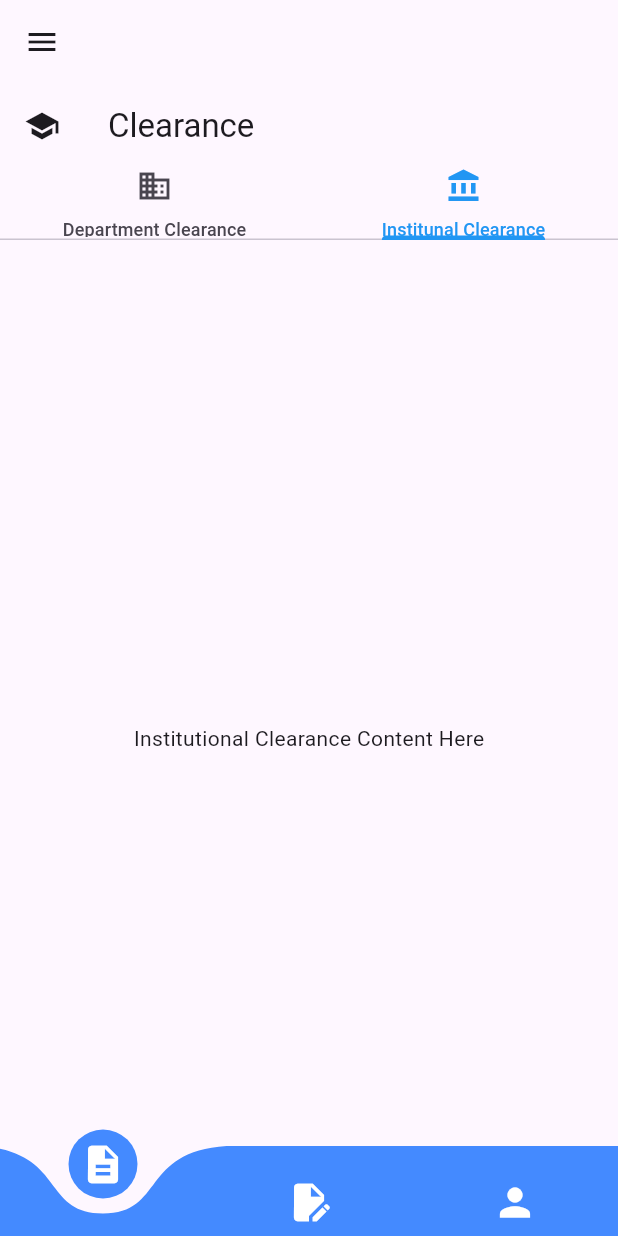
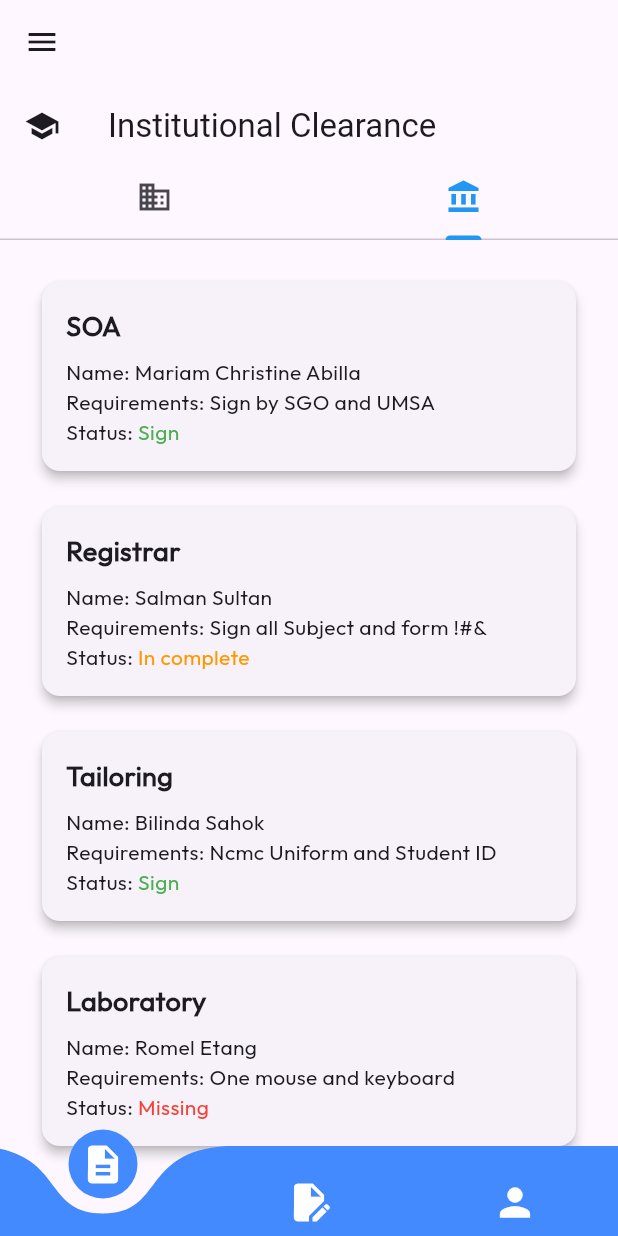
Before and after one commit to anthonyc-dev/ASCS-Flutter-Client-side-, a Flutter app: the HomeScreen screen opened by its route, tab 2 chosen, on a phone screen of 412 x 824 dp. Run offline on Flutter 3.47's test engine with Material 3 defaults, Android fonts, the light colour scheme and no system bars; drawn by our look-alikes of curved_navigation_bar; our stand-ins replace flutter_dotenv, flutter_screenutil, google_fonts; network calls fail.

Commit message:
uodate the tabBar and add One clearance

```diff
--- a/my_app/lib/screens/clearance.dart
+++ b/my_app/lib/screens/dept_clearance.dart
@@ -1,13 +1,14 @@
 import 'package:flutter/material.dart';
+import 'package:my_app/screens/inst_clearance.dart';
 
-class Clearance extends StatefulWidget {
-  const Clearance({super.key});
+class DeptClearance extends StatefulWidget {
+  const DeptClearance({super.key});
 
   @override
-  State<Clearance> createState() => _ClearanceState();
+  State<DeptClearance> createState() => _DeptClearanceState();
 }
 
-class _ClearanceState extends State<Clearance>
+class _DeptClearanceState extends State<DeptClearance>
     with SingleTickerProviderStateMixin {
   late TabController _tabController;
 
@@ -63,6 +64,13 @@ class _ClearanceState extends State<Clearance>
     super.initState();
     // Initialize the TabController
     _tabController = TabController(length: 2, vsync: this);
+
+    // Listen for tab changes
+    _tabController.addListener(() {
+      setState(() {
+        // Rebuild the widget to update AppBar title when tab changes
+      });
+    });
   }
 
   @override
@@ -76,14 +84,22 @@ class _ClearanceState extends State<Clearance>
     // Check the screen width to decide the layout
     bool isMobile = MediaQuery.of(context).size.width < 600;
 
+    // Determine AppBar title based on the selected tab
+    String appBarTitle =
+        _tabController.index == 0
+            ? 'Department Clearance'
+            : 'Institutional Clearance';
+
     return Scaffold(
       appBar: AppBar(
-        title: const Text('Clearance'),
+        title: Text(appBarTitle),
         leading: const Icon(Icons.school),
         bottom: TabBar(
-          indicatorColor: Colors.blue, // Set the indicator color to blue
+          // indicator: BoxDecoration(),
+          indicatorColor: Colors.blue,
           labelColor: Colors.blue,
           controller: _tabController,
+
           tabs: [
             Tab(
               child: LayoutBuilder(
@@ -98,19 +114,6 @@ class _ClearanceState extends State<Clearance>
                           const SizedBox(
                             height: 8,
                           ), // Space between icon and text
-                          Expanded(
-                            // This ensures the text fits without overflow
-                            child: Text(
-                              'Department Clearance',
-                              style: TextStyle(
-                                fontSize: 12, // Adjust text size for mobile
-                              ),
-                              overflow:
-                                  TextOverflow
-                                      .ellipsis, // Truncate text if necessary
-                              maxLines: 1, // Limit to 1 line of text
-                            ),
-                          ),
                         ],
                       )
                       : Row(
@@ -122,22 +125,11 @@ class _ClearanceState extends State<Clearance>
                           const SizedBox(
                             width: 8,
                           ), // Space between icon and text
-                          Text(
-                            'Department Clearance',
-                            style: TextStyle(
-                              fontSize: 16, // Adjust text size for desktop
-                            ),
-                            overflow:
-                                TextOverflow
-                                    .ellipsis, // Truncate text if necessary
-                            maxLines: 1, // Limit to 1 line of text
-                          ),
                         ],
                       );
                 },
               ),
             ),
-
             Tab(
               child: LayoutBuilder(
                 builder: (context, constraints) {
@@ -151,19 +143,6 @@ class _ClearanceState extends State<Clearance>
                           const SizedBox(
                             height: 8,
                           ), // Space between icon and text
-                          Expanded(
-                            // This ensures the text fits without overflow
-                            child: Text(
-                              'Institunal Clearance',
-                              style: TextStyle(
-                                fontSize: 12, // Adjust text size for mobile
-                              ),
-                              overflow:
-                                  TextOverflow
-                                      .ellipsis, // Truncate text if necessary
-                              maxLines: 1, // Limit to 1 line of text
-                            ),
-                          ),
                         ],
                       )
                       : Row(
@@ -171,20 +150,10 @@ class _ClearanceState extends State<Clearance>
                             MainAxisSize
                                 .min, // Ensures the row takes only the necessary space
                         children: [
-                          Icon(Icons.business),
+                          Icon(Icons.account_balance),
                           const SizedBox(
                             width: 8,
                           ), // Space between icon and text
-                          Text(
-                            'Institunal Clearance',
-                            style: TextStyle(
-                              fontSize: 16, // Adjust text size for desktop
-                            ),
-                            overflow:
-                                TextOverflow
-                                    .ellipsis, // Truncate text if necessary
-                            maxLines: 1, // Limit to 1 line of text
-                          ),
                         ],
                       );
                 },
@@ -294,7 +263,7 @@ class _ClearanceState extends State<Clearance>
                 ),
 
             // Institutional Clearance Tab
-            Center(child: Text("Institutional Clearance Content Here")),
+            Center(child: InstClearance()),
           ],
         ),
       ),
--- a/my_app/lib/screens/home_screen.dart
+++ b/my_app/lib/screens/home_screen.dart
@@ -3,7 +3,7 @@ import 'package:flutter/foundation.dart';
 import 'package:flutter/material.dart';
 import 'package:my_app/layouts/build_mobile_layout.dart';
 import 'package:my_app/layouts/build_desktop_layout.dart';
-import 'package:my_app/screens/clearance.dart';
+import 'package:my_app/screens/dept_clearance.dart';
 import 'package:my_app/screens/profile_screen.dart';
 import 'package:my_app/screens/sms_screen.dart';
 
@@ -17,7 +17,7 @@ class HomeScreen extends StatefulWidget {
 class _HomeScreenState extends State<HomeScreen> {
   int _selectedIndex = 0;
 
-  final List<Widget> _screens = [Clearance(), SmsScreen(), ProfileScreen()];
+  final List<Widget> _screens = [DeptClearance(), SmsScreen(), ProfileScreen()];
 
   void _onItemTapped(int index) {
     setState(() {
--- /dev/null
+++ b/my_app/lib/screens/inst_clearance.dart
@@ -0,0 +1,173 @@
+import 'package:flutter/material.dart';
+
+class InstClearance extends StatefulWidget {
+  const InstClearance({super.key});
+
+  @override
+  State<InstClearance> createState() => _InstClearanceState();
+}
+
+class _InstClearanceState extends State<InstClearance>
+    with SingleTickerProviderStateMixin {
+  late TabController _tabController;
+
+  // Dummy data for the table
+  final List<Map<String, String>> courseData = [
+    {
+      'inst_name': 'SOA',
+      'name': 'Mariam Christine Abilla',
+      'requirements': 'Sign by SGO and UMSA',
+      'status': 'Sign',
+    },
+    {
+      'inst_name': 'Registrar',
+      'name': 'Salman Sultan',
+      'requirements': 'Sign all Subject and form !#&',
+      'status': 'In complete',
+    },
+    {
+      'inst_name': 'Tailoring',
+      'name': 'Bilinda Sahok',
+      'requirements': 'Ncmc Uniform and Student ID',
+      'status': 'Sign',
+    },
+    {
+      'inst_name': 'Laboratory',
+      'name': 'Romel Etang',
+      'requirements': 'One mouse and keyboard',
+      'status': 'Missing',
+    },
+    // Add more dummy data as needed
+  ];
+
+  // Method to get color based on status
+  Color getStatusColor(String status) {
+    switch (status) {
+      case 'Sign':
+        return Colors.green;
+      case 'In complete':
+        return Colors.orange;
+      case 'Missing':
+        return Colors.red;
+      default:
+        return Colors.black; // Default color
+    }
+  }
+
+  @override
+  void initState() {
+    super.initState();
+    // Initialize the TabController
+    _tabController = TabController(length: 2, vsync: this);
+  }
+
+  @override
+  void dispose() {
+    _tabController.dispose();
+    super.dispose();
+  }
+
+  @override
+  Widget build(BuildContext context) {
+    // Check the screen width to decide the layout
+    bool isMobile = MediaQuery.of(context).size.width < 600;
+
+    return TabBarView(
+      controller: _tabController,
+      children: [
+        // Department Clearance Tab
+        isMobile
+            ? ListView.builder(
+              itemCount: courseData.length,
+              itemBuilder: (context, index) {
+                final course = courseData[index];
+                Color statusColor = getStatusColor(course['status']!);
+
+                return Padding(
+                  padding: const EdgeInsets.all(8.0),
+                  child: Card(
+                    elevation: 3,
+                    child: Padding(
+                      padding: const EdgeInsets.all(16.0),
+                      child: Column(
+                        crossAxisAlignment: CrossAxisAlignment.start,
+                        children: [
+                          Text(
+                            '${course['inst_name']}',
+                            style: const TextStyle(
+                              fontSize: 18,
+                              fontWeight: FontWeight.bold,
+                            ),
+                          ),
+                          const SizedBox(height: 8),
+                          Text('Name: ${course['name']}'),
+                          Text('Requirements: ${course['requirements']}'),
+
+                          Row(
+                            children: [
+                              const Text('Status: '),
+                              Text(
+                                course['status']!,
+                                style: TextStyle(color: statusColor),
+                              ),
+                            ],
+                          ),
+                        ],
+                      ),
+                    ),
+                  ),
+                );
+              },
+            )
+            : Container(
+              decoration: BoxDecoration(
+                color: Colors.white,
+                borderRadius: BorderRadius.circular(20),
+                boxShadow: [
+                  BoxShadow(
+                    color: Colors.black.withOpacity(0.2),
+                    spreadRadius: 1,
+                    blurRadius: 7,
+                  ),
+                ],
+              ),
+              child: SingleChildScrollView(
+                scrollDirection: Axis.horizontal,
+                child: DataTable(
+                  columnSpacing: 20,
+                  headingRowColor: MaterialStateProperty.all(Colors.blueAccent),
+                  columns: const [
+                    DataColumn(label: Text('Course Code')),
+                    DataColumn(label: Text('Section')),
+                    DataColumn(label: Text('Requirements')),
+                    DataColumn(label: Text('Instructor')),
+                    DataColumn(label: Text('Status')),
+                  ],
+                  rows:
+                      courseData.map((course) {
+                        Color statusColor = getStatusColor(course['status']!);
+
+                        return DataRow(
+                          cells: [
+                            DataCell(Text(course['inst_name']!)),
+                            DataCell(Text(course['name']!)),
+                            DataCell(Text(course['requirements']!)),
+                            DataCell(
+                              Text(
+                                course['status']!,
+                                style: TextStyle(color: statusColor),
+                              ),
+                            ),
+                          ],
+                        );
+                      }).toList(),
+                ),
+              ),
+            ),
+
+        // Institutional Clearance Tab
+        Center(child: InstClearance()),
+      ],
+    );
+  }
+}
```
Also changed, not shown: my_app/lib/main.dart (+11 -1 lines), my_app/lib/screens/profile_screen.dart (+98 -17 lines), my_app/pubspec.yaml (+5 -4 lines), my_app/fonts/Outfit-Regular.ttf (added).
